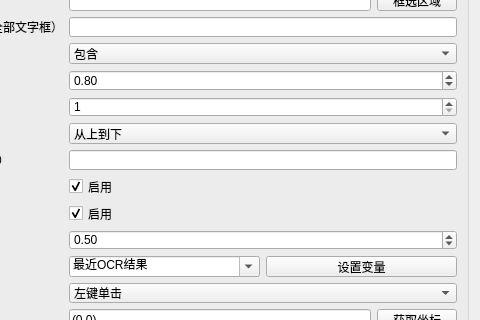
First picture: the form in instructions/本地OCR/OCR点击识别区域/OCR点击识别区域.ui, repository 714248411/AnClicker, before the edit; both pictures show x 200 to 680 and y 136 to 456 of the 680 by 700 pixel window.
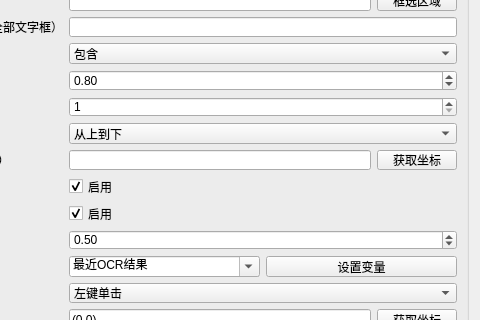
Second picture: the form after the edit.

The edit to the form file:
```diff
--- a/instructions/本地OCR/OCR点击识别区域/OCR点击识别区域.ui
+++ b/instructions/本地OCR/OCR点击识别区域/OCR点击识别区域.ui
@@ -388,6 +388,13 @@
                       </property>
                     </widget>
                   </item>
+                  <item>
+                    <widget class="QPushButton" name="auxiliary_8">
+                      <property name="text">
+                        <string>获取坐标</string>
+                      </property>
+                    </widget>
+                  </item>
                 </layout>
               </widget>
             </item>
```
